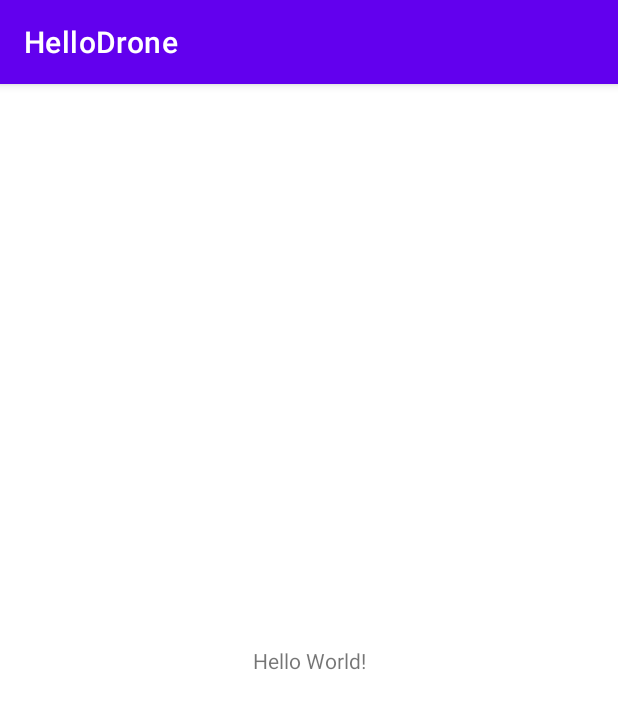
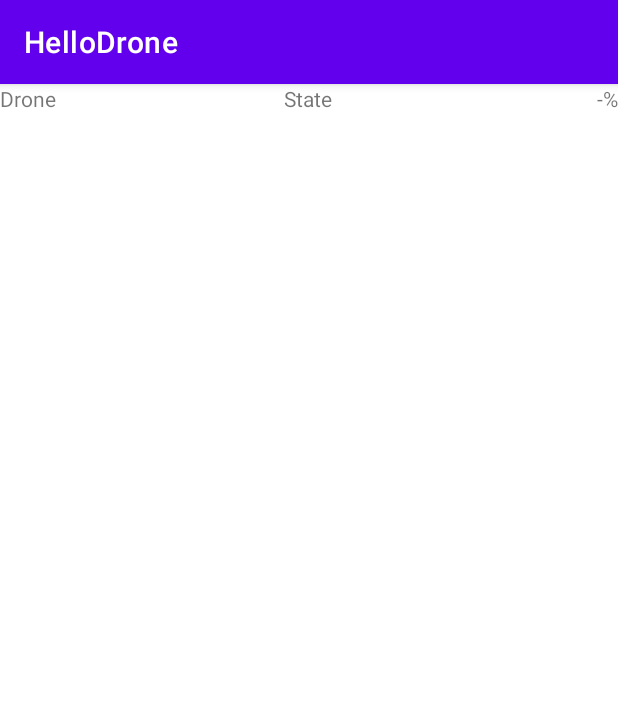
Before and after one commit to NinjaUnknown1/GroundSdk-Hello-Drone-Tutorial-Java, an Android app: the screen it shows after launch (MainActivity), on a phone screen of 412 x 824 dp. Shown: the top 709 px of the screen. Run offline under Robolectric (Android 15) with nearby library versions, the phone set to English and light mode, and no system bars; libraries missing offline, so code that uses them is left out: com.parrot.drone; 3 statements that could not run were skipped.

Commit message:
Drone Monitoring

```diff
--- a/HelloDrone/app/src/main/java/com/example/hellodrone/MainActivity.java
+++ b/HelloDrone/app/src/main/java/com/example/hellodrone/MainActivity.java
@@ -3,12 +3,16 @@ package com.example.hellodrone;
 import androidx.annotation.Nullable;
 import androidx.appcompat.app.AppCompatActivity;
 
+import android.app.ApplicationErrorReport;
 import android.os.Bundle;
+import android.widget.TextView;
 
 import com.parrot.drone.groundsdk.GroundSdk;
 import com.parrot.drone.groundsdk.ManagedGroundSdk;
 import com.parrot.drone.groundsdk.Ref;
+import com.parrot.drone.groundsdk.device.DeviceState;
 import com.parrot.drone.groundsdk.device.Drone;
+import com.parrot.drone.groundsdk.device.instrument.BatteryInfo;
 import com.parrot.drone.groundsdk.facility.AutoConnection;
 
 public class MainActivity extends AppCompatActivity {
@@ -19,10 +23,29 @@ public class MainActivity extends AppCompatActivity {
     // Current Drone Instance
     private Drone drone;
 
+    // Reference to the current Drone State
+    private Ref<DeviceState> droneStateRef;
+
+    // Reference to the current Drone Battery Level
+    private Ref<BatteryInfo> droneBatteryInfoRef;
+
+    // Drone State TextView
+    private TextView droneStateTxt;
+
+    // Drone Battery Level TextView
+    private TextView droneBatteryTxt;
+
     @Override
     protected void onCreate(Bundle savedInstanceState) {
         super.onCreate(savedInstanceState);
         setContentView(R.layout.activity_main);
+
+        // Get user interface instances
+        droneStateTxt = findViewById(R.id.droneStateTxt);
+        droneBatteryTxt = findViewById(R.id.droneBatteryTxt);
+
+        // Initialise user interface default values
+        droneStateTxt.setText(DeviceState.ConnectionState.DISCONNECTED.toString());
 
         // Get the GroundSDK Session
         groundSdk = ManagedGroundSdk.obtainSession(this);
@@ -45,6 +68,7 @@ public class MainActivity extends AppCompatActivity {
                     if (MainActivity.this.drone != null) {
                         if (!MainActivity.this.drone.getUid().equals(autoConnection.getDrone().getUid())) {
                             MainActivity.this.stopDroneMonitors();
+                            resetDroneUi();
                         }
                     }
                     // Monitor the new drone
@@ -59,11 +83,43 @@ public class MainActivity extends AppCompatActivity {
 
     /*  Start the drone monitors  */
     private void startDroneMonitors() {
-
+        monitorDroneState();
+        monitorDroneBatteryLevel();
     }
 
     /*  Stop the drone monitors  */
     private void stopDroneMonitors() {
+        droneStateRef.close();
+        droneStateRef = null;
 
+        droneBatteryInfoRef.close();
+        droneBatteryInfoRef = null;
+    }
+
+    private void resetDroneUi() {
+        droneStateTxt.setText(DeviceState.ConnectionState.DISCONNECTED.toString());
+        droneBatteryTxt.setText("-%");
+    }
+
+    /*  Monitor current drone state  */
+    private void monitorDroneState() {
+        droneStateRef = drone.getState(new Ref.Observer<DeviceState>() {
+            @Override
+            public void onChanged(@Nullable DeviceState deviceState) {
+                assert deviceState != null;
+                droneStateTxt.setText(deviceState.getConnectionState().toString());
+            }
+        });
+    }
+
+    /*  Monitors current drone battery level  */
+    private void monitorDroneBatteryLevel() {
+        droneBatteryInfoRef = drone.getInstrument(BatteryInfo.class, new Ref.Observer<BatteryInfo>() {
+            @Override
+            public void onChanged(@Nullable BatteryInfo batteryInfo) {
+                assert batteryInfo != null;
+                droneBatteryTxt.setText(batteryInfo.getBatteryLevel() + "%");
+            }
+        });
     }
 }
--- a/HelloDrone/app/src/main/res/layout/activity_main.xml
+++ b/HelloDrone/app/src/main/res/layout/activity_main.xml
@@ -6,13 +6,42 @@
     android:layout_height="match_parent"
     tools:context=".MainActivity">
 
-    <TextView
-        android:layout_width="wrap_content"
+    <LinearLayout
+        android:id="@+id/info"
+        android:layout_width="match_parent"
         android:layout_height="wrap_content"
-        android:text="Hello World!"
-        app:layout_constraintBottom_toBottomOf="parent"
+        android:orientation="vertical"
         app:layout_constraintLeft_toLeftOf="parent"
         app:layout_constraintRight_toRightOf="parent"
-        app:layout_constraintTop_toTopOf="parent" />
+        app:layout_constraintTop_toTopOf="parent">
 
+        <LinearLayout
+            android:layout_width="match_parent"
+            android:layout_height="match_parent"
+            android:orientation="horizontal">
+
+            <TextView
+                android:id="@+id/labelDroneControl"
+                android:layout_width="0dp"
+                android:layout_height="match_parent"
+                android:layout_weight="1"
+                android:text="Drone"/>
+
+            <TextView
+                android:id="@+id/droneStateTxt"
+                android:layout_width="0dp"
+                android:layout_height="match_parent"
+                android:layout_weight="2"
+                android:text="State"
+                android:textAlignment="center"/>
+
+            <TextView
+                android:id="@+id/droneBatteryTxt"
+                android:layout_width="0dp"
+                android:layout_height="match_parent"
+                android:layout_weight="1"
+                android:text="-%"
+                android:textAlignment="textEnd"/>
+        </LinearLayout>
+    </LinearLayout>
 </androidx.constraintlayout.widget.ConstraintLayout>
```
